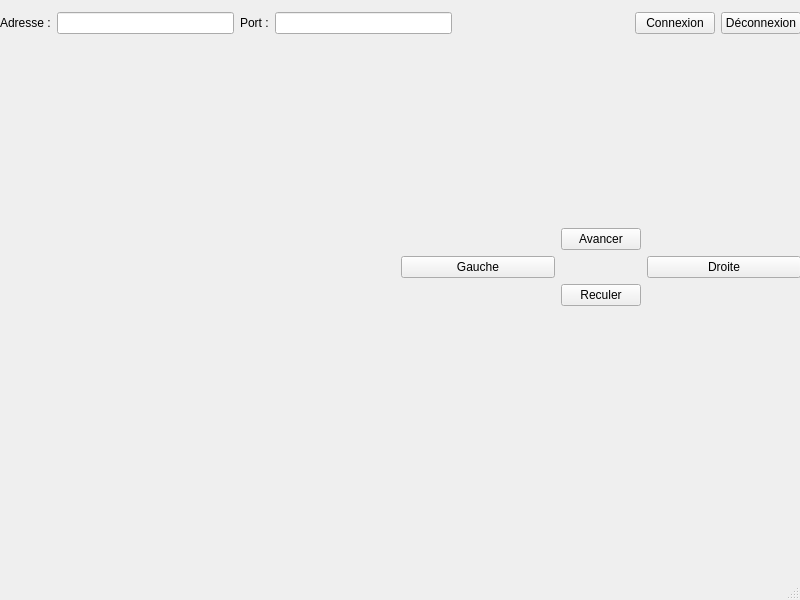
The window that wifiBot/mainwindow.ui (Pascaline-G/Projet_Wifibot) describes before a commit, drawn with Qt 5.
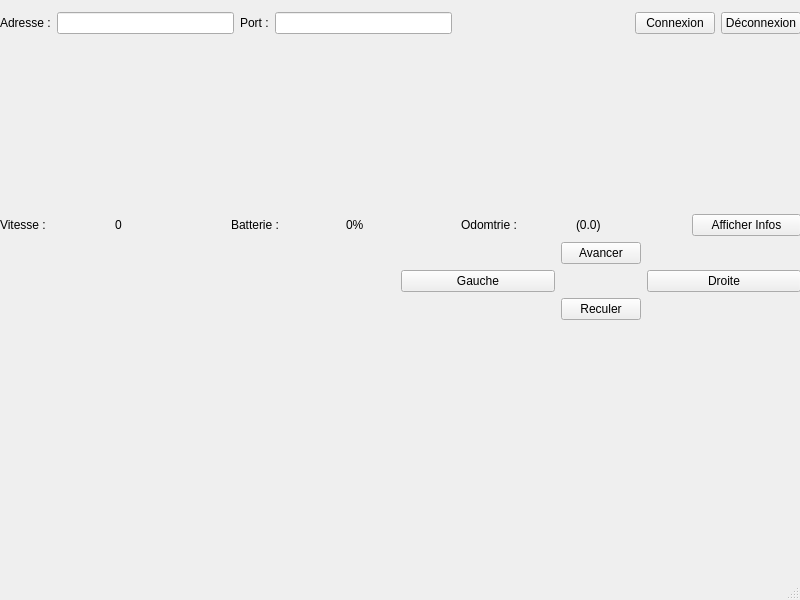
The same window after the commit.

Commit message:
Mise à jour interface
Ajout de nouveaux emplacements pour afficher des infos provenant du wifi-bot

```diff
--- a/wifiBot/mainwindow.ui
+++ b/wifiBot/mainwindow.ui
@@ -88,6 +88,59 @@
        </property>
       </spacer>
      </item>
+     <item>
+      <layout class="QHBoxLayout" name="horizontalLayout_3">
+       <item>
+        <widget class="QLabel" name="label_3">
+         <property name="text">
+          <string>Vitesse : </string>
+         </property>
+        </widget>
+       </item>
+       <item>
+        <widget class="QLabel" name="label_5">
+         <property name="text">
+          <string>0</string>
+         </property>
+        </widget>
+       </item>
+       <item>
+        <widget class="QLabel" name="label_4">
+         <property name="text">
+          <string>Batterie : </string>
+         </property>
+        </widget>
+       </item>
+       <item>
+        <widget class="QLabel" name="label_8">
+         <property name="text">
+          <string>0%</string>
+         </property>
+        </widget>
+       </item>
+       <item>
+        <widget class="QLabel" name="label_7">
+         <property name="text">
+          <string>Odomtrie : </string>
+         </property>
+        </widget>
+       </item>
+       <item>
+        <widget class="QLabel" name="label_6">
+         <property name="text">
+          <string>(0.0)</string>
+         </property>
+        </widget>
+       </item>
+       <item>
+        <widget class="QPushButton" name="pBAffichInfo">
+         <property name="text">
+          <string>Afficher Infos</string>
+         </property>
+        </widget>
+       </item>
+      </layout>
+     </item>
      <item>
       <layout class="QHBoxLayout" name="horizontalLayout_2">
        <item>
```
The commit also changes 2 other files.
